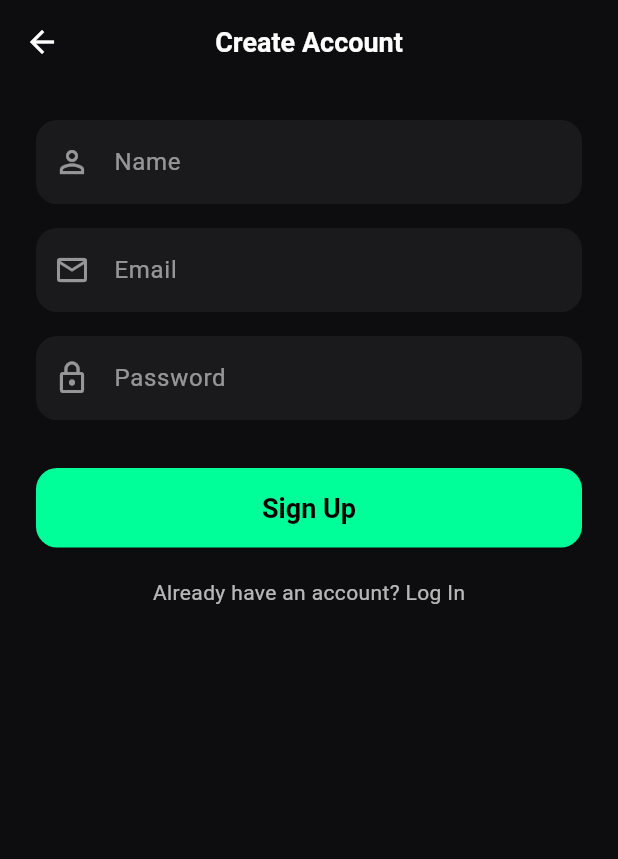
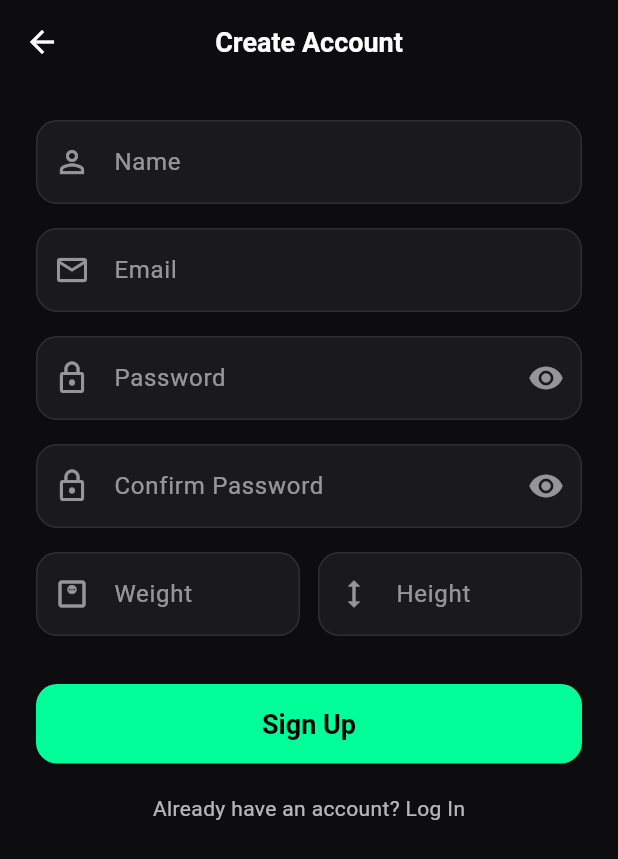
Before and after one commit to S706-a11/fitquest_frontend, a Flutter app: the RegisterPage screen opened directly, on a phone screen of 412 x 824 dp. Shown: the top 859 px of the screen. Run offline on Flutter 3.47's test engine with Material 3 defaults, Android fonts, the phone set to English and light mode, and no system bars.

Commit message:
(confirmpass,weight/height)

```diff
--- a/lib/pages/register_page.dart
+++ b/lib/pages/register_page.dart
@@ -1,4 +1,5 @@
 import 'package:flutter/material.dart';
+import 'package:flutter/services.dart';
 import 'login_page.dart';
 
 class RegisterPage extends StatefulWidget {
@@ -12,6 +13,23 @@ class _RegisterPageState extends State<RegisterPage> {
   final _name = TextEditingController();
   final _email = TextEditingController();
   final _password = TextEditingController();
+  final _confirmPassword = TextEditingController();
+  final _weight = TextEditingController();
+  final _height = TextEditingController();
+
+  bool _obscure1 = true;
+  bool _obscure2 = true;
+
+  @override
+  void dispose() {
+    _name.dispose();
+    _email.dispose();
+    _password.dispose();
+    _confirmPassword.dispose();
+    _weight.dispose();
+    _height.dispose();
+    super.dispose();
+  }
 
   @override
   Widget build(BuildContext context) {
@@ -28,31 +46,94 @@ class _RegisterPageState extends State<RegisterPage> {
         child: Column(
           crossAxisAlignment: CrossAxisAlignment.center,
           children: [
+            // Name
             TextField(
               controller: _name,
               style: const TextStyle(color: Colors.white),
               decoration: _inputStyle('Name', Icons.person_outline),
             ),
             const SizedBox(height: 16),
+
+            // Email
             TextField(
               controller: _email,
+              keyboardType: TextInputType.emailAddress,
               style: const TextStyle(color: Colors.white),
               decoration: _inputStyle('Email', Icons.email_outlined),
             ),
             const SizedBox(height: 16),
+
+            // Password
             TextField(
               controller: _password,
-              obscureText: true,
+              obscureText: _obscure1,
               style: const TextStyle(color: Colors.white),
-              decoration: _inputStyle('Password', Icons.lock_outline),
+              decoration: _passwordStyle(
+                hint: 'Password',
+                obscure: _obscure1,
+                onToggle: () => setState(() => _obscure1 = !_obscure1),
+              ),
+            ),
+            const SizedBox(height: 16),
+
+            // Confirm Password
+            TextField(
+              controller: _confirmPassword,
+              obscureText: _obscure2,
+              style: const TextStyle(color: Colors.white),
+              decoration: _passwordStyle(
+                hint: 'Confirm Password',
+                obscure: _obscure2,
+                onToggle: () => setState(() => _obscure2 = !_obscure2),
+              ),
+            ),
+            const SizedBox(height: 16),
+
+            // Weight & Height
+            Row(
+              children: [
+                Expanded(
+                  child: TextField(
+                    controller: _weight,
+                    keyboardType: const TextInputType.numberWithOptions(
+                      signed: false, decimal: true),
+                    inputFormatters: [
+                      FilteringTextInputFormatter.allow(RegExp(r'[0-9.]')),
+                    ],
+                    style: const TextStyle(color: Colors.white),
+                    decoration: _numberInputStyle(
+                      hint: 'Weight',
+                      icon: Icons.monitor_weight_outlined,
+                      suffix: 'kg',
+                    ),
+                  ),
+                ),
+                const SizedBox(width: 12),
+                Expanded(
+                  child: TextField(
+                    controller: _height,
+                    keyboardType: const TextInputType.numberWithOptions(
+                      signed: false, decimal: true),
+                    inputFormatters: [
+                      FilteringTextInputFormatter.allow(RegExp(r'[0-9.]')),
+                    ],
+                    style: const TextStyle(color: Colors.white),
+                    decoration: _numberInputStyle(
+                      hint: 'Height',
+                      icon: Icons.height,
+                      suffix: 'cm',
+                    ),
+                  ),
+                ),
+              ],
             ),
             const SizedBox(height: 32),
+
+            // Submit
             SizedBox(
               width: double.infinity,
               child: ElevatedButton(
-                onPressed: () {
-                  Navigator.pop(context);
-                },
+                onPressed: _onSubmit,
                 style: ElevatedButton.styleFrom(
                   backgroundColor: const Color(0xFF00FF99),
                   foregroundColor: Colors.black,
@@ -69,6 +150,8 @@ class _RegisterPageState extends State<RegisterPage> {
               ),
             ),
             const SizedBox(height: 20),
+
+            // Back to login
             GestureDetector(
               onTap: () => Navigator.pushReplacement(
                 context,
@@ -85,6 +168,43 @@ class _RegisterPageState extends State<RegisterPage> {
     );
   }
 
+  // ----- Helpers -----
+
+  void _onSubmit() {
+    final name = _name.text.trim();
+    final email = _email.text.trim();
+    final pass = _password.text;
+    final confirm = _confirmPassword.text;
+    final weightStr = _weight.text.trim();
+    final heightStr = _height.text.trim();
+
+    if (name.isEmpty || email.isEmpty || pass.isEmpty || confirm.isEmpty || weightStr.isEmpty || heightStr.isEmpty) {
+      _toast('Please fill all fields');
+      return;
+    }
+    if (pass != confirm) {
+      _toast('Passwords do not match');
+      return;
+    }
+
+    final weight = double.tryParse(weightStr) ?? -1;
+    final height = double.tryParse(heightStr) ?? -1;
+    if (weight <= 0 || height <= 0) {
+      _toast('Enter valid weight and height');
+      return;
+    }
+
+    // replace this with our sign-up logic (API/Firebase)
+    _toast('Account created! ($name, $email, ${weight}kg, ${height}cm)');
+    Navigator.pop(context); // back to login
+  }
+
+  void _toast(String msg) {
+    ScaffoldMessenger.of(context).showSnackBar(
+      SnackBar(content: Text(msg)),
+    );
+  }
+
   InputDecoration _inputStyle(String hint, IconData icon) {
     return InputDecoration(
       hintText: hint,
@@ -96,6 +216,38 @@ class _RegisterPageState extends State<RegisterPage> {
         borderRadius: BorderRadius.circular(14),
         borderSide: BorderSide.none,
       ),
+      enabledBorder: OutlineInputBorder(
+        borderRadius: BorderRadius.circular(14),
+        borderSide: const BorderSide(color: Color(0xFF2E2E2E)),
+      ),
+      focusedBorder: OutlineInputBorder(
+        borderRadius: BorderRadius.circular(14),
+        borderSide: const BorderSide(color: Color(0xFF00FF99), width: 1.3),
+      ),
+    );
+  }
+
+  InputDecoration _passwordStyle({
+    required String hint,
+    required bool obscure,
+    required VoidCallback onToggle,
+  }) {
+    return _inputStyle(hint, Icons.lock_outline).copyWith(
+      suffixIcon: IconButton(
+        icon: Icon(obscure ? Icons.visibility : Icons.visibility_off, color: Colors.white54),
+        onPressed: onToggle,
+      ),
+    );
+  }
+
+  InputDecoration _numberInputStyle({
+    required String hint,
+    required IconData icon,
+    required String suffix,
+  }) {
+    return _inputStyle(hint, icon).copyWith(
+      suffixText: suffix,
+      suffixStyle: const TextStyle(color: Colors.white70),
     );
   }
 }
--- a/lib/pages/settings_page.dart
+++ b/lib/pages/settings_page.dart
@@ -36,5 +36,3 @@ class _Tile extends StatelessWidget {
     );
   }
 }
-
-//
```
